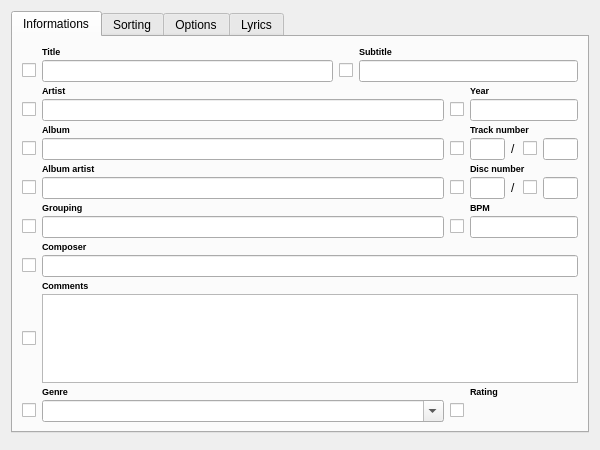
Above: Form/DialogEditSongs.ui from isuhao/TMediaPlayer before the change. Below: the same form after it.
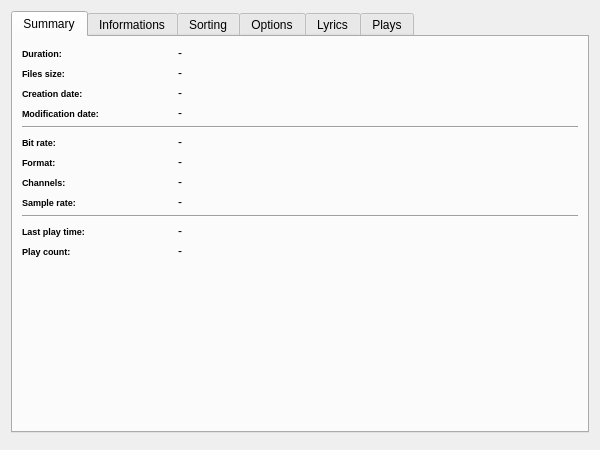
That is the form after the change.

Commit message: Ajout des onglets Resume et Lectures a la boite de dialogue Edit Songs

```diff
--- a/Form/DialogEditSongs.ui
+++ b/Form/DialogEditSongs.ui
@@ -28,6 +28,254 @@
      <property name="currentIndex">
       <number>0</number>
      </property>
+     <widget class="QWidget" name="tabSummary">
+      <attribute name="title">
+       <string>Summary</string>
+      </attribute>
+      <layout class="QVBoxLayout" name="verticalLayout">
+       <item>
+        <layout class="QGridLayout" name="gridLayout" columnstretch="0,1" columnminimumwidth="150,0">
+         <item row="10" column="1">
+          <widget class="QLabel" name="valueLastPlayTime">
+           <property name="text">
+            <string notr="true">-</string>
+           </property>
+          </widget>
+         </item>
+         <item row="4" column="0" colspan="2">
+          <widget class="Line" name="line">
+           <property name="orientation">
+            <enum>Qt::Horizontal</enum>
+           </property>
+          </widget>
+         </item>
+         <item row="6" column="1">
+          <widget class="QLabel" name="valueFormat">
+           <property name="text">
+            <string notr="true">-</string>
+           </property>
+          </widget>
+         </item>
+         <item row="8" column="0">
+          <widget class="QLabel" name="lblSampleRate">
+           <property name="font">
+            <font>
+             <pointsize>7</pointsize>
+             <weight>75</weight>
+             <bold>true</bold>
+            </font>
+           </property>
+           <property name="text">
+            <string>Sample rate:</string>
+           </property>
+          </widget>
+         </item>
+         <item row="8" column="1">
+          <widget class="QLabel" name="valueSampleRate">
+           <property name="text">
+            <string notr="true">-</string>
+           </property>
+          </widget>
+         </item>
+         <item row="9" column="0" colspan="2">
+          <widget class="Line" name="line_2">
+           <property name="orientation">
+            <enum>Qt::Horizontal</enum>
+           </property>
+          </widget>
+         </item>
+         <item row="11" column="0">
+          <widget class="QLabel" name="lblPlayCount">
+           <property name="font">
+            <font>
+             <pointsize>7</pointsize>
+             <weight>75</weight>
+             <bold>true</bold>
+            </font>
+           </property>
+           <property name="text">
+            <string>Play count:</string>
+           </property>
+          </widget>
+         </item>
+         <item row="3" column="1">
+          <widget class="QLabel" name="valueModification">
+           <property name="text">
+            <string notr="true">-</string>
+           </property>
+          </widget>
+         </item>
+         <item row="2" column="1">
+          <widget class="QLabel" name="valueCreation">
+           <property name="text">
+            <string notr="true">-</string>
+           </property>
+          </widget>
+         </item>
+         <item row="5" column="1">
+          <widget class="QLabel" name="valueBitRate">
+           <property name="text">
+            <string notr="true">-</string>
+           </property>
+          </widget>
+         </item>
+         <item row="3" column="0">
+          <widget class="QLabel" name="lblModification">
+           <property name="font">
+            <font>
+             <pointsize>7</pointsize>
+             <weight>75</weight>
+             <bold>true</bold>
+            </font>
+           </property>
+           <property name="text">
+            <string>Modification date:</string>
+           </property>
+          </widget>
+         </item>
+         <item row="7" column="0">
+          <widget class="QLabel" name="lblChannels">
+           <property name="font">
+            <font>
+             <pointsize>7</pointsize>
+             <weight>75</weight>
+             <bold>true</bold>
+            </font>
+           </property>
+           <property name="text">
+            <string>Channels:</string>
+           </property>
+          </widget>
+         </item>
+         <item row="2" column="0">
+          <widget class="QLabel" name="lblCreation">
+           <property name="font">
+            <font>
+             <pointsize>7</pointsize>
+             <weight>75</weight>
+             <bold>true</bold>
+            </font>
+           </property>
+           <property name="text">
+            <string>Creation date:</string>
+           </property>
+          </widget>
+         </item>
+         <item row="5" column="0">
+          <widget class="QLabel" name="lblBitRate">
+           <property name="font">
+            <font>
+             <pointsize>7</pointsize>
+             <weight>75</weight>
+             <bold>true</bold>
+            </font>
+           </property>
+           <property name="text">
+            <string>Bit rate:</string>
+           </property>
+          </widget>
+         </item>
+         <item row="1" column="0">
+          <widget class="QLabel" name="lblFilesSize">
+           <property name="font">
+            <font>
+             <pointsize>7</pointsize>
+             <weight>75</weight>
+             <bold>true</bold>
+            </font>
+           </property>
+           <property name="text">
+            <string>Files size:</string>
+           </property>
+          </widget>
+         </item>
+         <item row="10" column="0">
+          <widget class="QLabel" name="lblLastPlayTime">
+           <property name="font">
+            <font>
+             <pointsize>7</pointsize>
+             <weight>75</weight>
+             <bold>true</bold>
+            </font>
+           </property>
+           <property name="text">
+            <string>Last play time:</string>
+           </property>
+          </widget>
+         </item>
+         <item row="7" column="1">
+          <widget class="QLabel" name="valueChannels">
+           <property name="text">
+            <string notr="true">-</string>
+           </property>
+          </widget>
+         </item>
+         <item row="11" column="1">
+          <widget class="QLabel" name="valuePlayCount">
+           <property name="text">
+            <string notr="true">-</string>
+           </property>
+          </widget>
+         </item>
+         <item row="1" column="1">
+          <widget class="QLabel" name="valueFilesSize">
+           <property name="text">
+            <string notr="true">-</string>
+           </property>
+          </widget>
+         </item>
+         <item row="6" column="0">
+          <widget class="QLabel" name="lblFormat">
+           <property name="font">
+            <font>
+             <pointsize>7</pointsize>
+             <weight>75</weight>
+             <bold>true</bold>
+            </font>
+           </property>
+           <property name="text">
+            <string>Format:</string>
+           </property>
+          </widget>
+         </item>
+         <item row="0" column="0">
+          <widget class="QLabel" name="lblDuration">
+           <property name="font">
+            <font>
+             <pointsize>7</pointsize>
+             <weight>75</weight>
+             <bold>true</bold>
+            </font>
+           </property>
+           <property name="text">
+            <string>Duration:</string>
+           </property>
+          </widget>
+         </item>
+         <item row="0" column="1">
+          <widget class="QLabel" name="valueDuration">
+           <property name="text">
+            <string notr="true">-</string>
+           </property>
+          </widget>
+         </item>
+        </layout>
+       </item>
+       <item>
+        <spacer name="verticalSpacer">
+         <property name="orientation">
+          <enum>Qt::Vertical</enum>
+         </property>
+         <property name="sizeHint" stdset="0">
+          <size>
+           <width>10</width>
+           <height>20</height>
+          </size>
+         </property>
+        </spacer>
+       </item>
+      </layout>
+     </widget>
      <widget class="QWidget" name="tabInfos">
       <attribute name="title">
        <string>Informations</string>
@@ -1076,6 +1324,38 @@
        </item>
       </layout>
      </widget>
+     <widget class="QWidget" name="tabPlays">
+      <attribute name="title">
+       <string>Plays</string>
+      </attribute>
+      <layout class="QGridLayout" name="gridLayout_2">
+       <item row="0" column="0">
+        <widget class="QTableView" name="listPlays">
+         <property name="alternatingRowColors">
+          <bool>true</bool>
+         </property>
+         <property name="selectionBehavior">
+          <enum>QAbstractItemView::SelectRows</enum>
+         </property>
+         <attribute name="horizontalHeaderDefaultSectionSize">
+          <number>200</number>
+         </attribute>
+         <attribute name="horizontalHeaderMinimumSectionSize">
+          <number>100</number>
+         </attribute>
+         <attribute name="verticalHeaderVisible">
+          <bool>false</bool>
+         </attribute>
+         <attribute name="verticalHeaderDefaultSectionSize">
+          <number>20</number>
+         </attribute>
+         <attribute name="verticalHeaderMinimumSectionSize">
+          <number>20</number>
+         </attribute>
+        </widget>
+       </item>
+      </layout>
+     </widget>
     </widget>
    </item>
    <item row="1" column="0">
```
Left out of the diff: 2 changed lines with no effect on the pictures. The commit also changes 11 other files.
